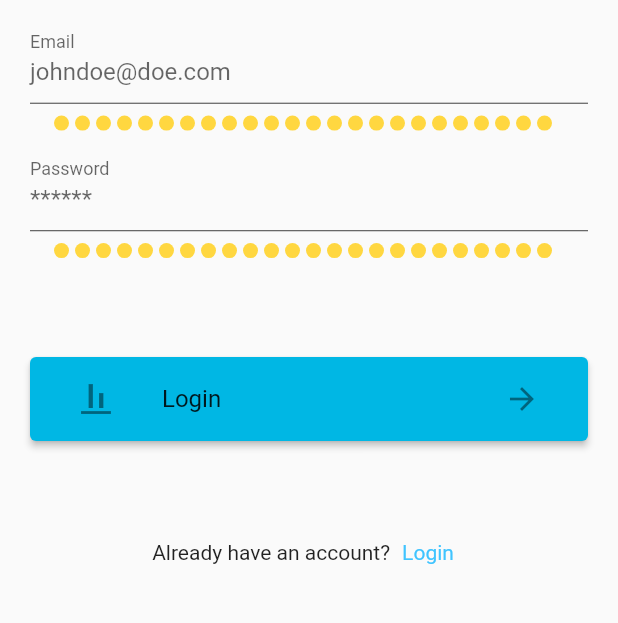
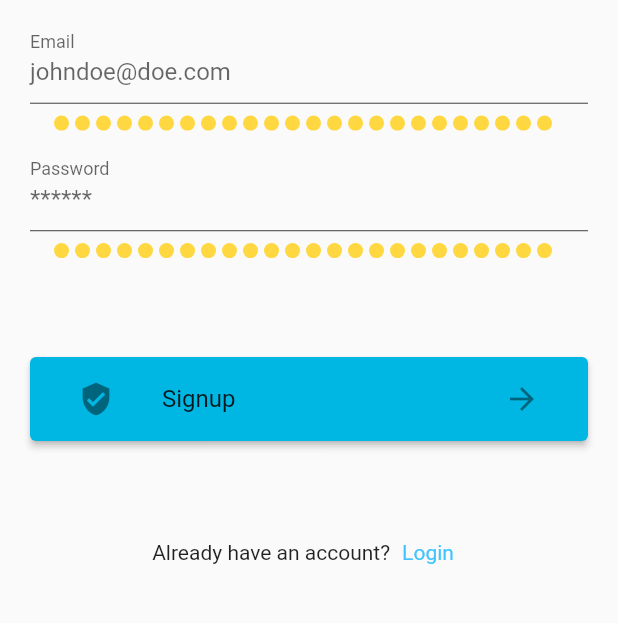
Before and after one commit to telloNii/rhema_bible_school_app, a Flutter app: the SIgnUpPage screen opened directly, on a phone screen of 412 x 824 dp, the part 320-943 px from its top. Run offline on Flutter 3.47's test engine with Material 2 defaults, Android fonts, the phone set to English and light mode, and no system bars; drawn by our look-alikes of dotted_line; our stand-ins replace firebase_auth, firebase_core; accounts and stored records are empty.

Commit message:
refactored code

```diff
--- a/lib/constants/buttons.dart
+++ b/lib/constants/buttons.dart
@@ -2,8 +2,10 @@ import 'package:flutter/material.dart';
 
 // Template for login button on login and register screen
 class AuthElevatedButton extends StatelessWidget {
-  AuthElevatedButton({Key? key, required this.onPressed}) : super(key: key);
+  AuthElevatedButton({Key? key, required this.onPressed, required this.title})
+      : super(key: key);
   late VoidCallback onPressed;
+  late String title;
   @override
   Widget build(BuildContext context) {
     return ElevatedButton(
@@ -11,10 +13,10 @@ class AuthElevatedButton extends StatelessWidget {
         backgroundColor: const Color(0xFF00B7E4),
       ),
       onPressed: onPressed,
-      child: const ListTile(
-        leading: Icon(Icons.align_vertical_bottom),
-        title: Text("Login"),
-        trailing: Icon(Icons.arrow_forward),
+      child: ListTile(
+        leading: const Icon(Icons.verified_user),
+        title: Text(title),
+        trailing: const Icon(Icons.arrow_forward),
       ),
     );
   }
--- a/lib/main.dart
+++ b/lib/main.dart
@@ -4,6 +4,7 @@ import 'package:project_rhema/screens/categories_screen.dart';
 import 'package:project_rhema/screens/foundation_school_screen.dart';
 import 'package:project_rhema/screens/login_screen.dart';
 import 'package:project_rhema/screens/onboarding_screen.dart';
+import 'package:project_rhema/screens/signup_screen.dart';
 
 Future<void> main() async {
   WidgetsFlutterBinding.ensureInitialized();
@@ -22,6 +23,7 @@ class RhemaApp extends StatelessWidget {
         LoginPage.id: (context) => const LoginPage(),
         OnboardingScreen.id: (context) => const OnboardingScreen(),
         CategoriesScreen.id: (context) => const CategoriesScreen(),
+        SIgnUpPage.id: (context) => const SIgnUpPage(),
       },
     );
   }
```
Also changed, not shown: lib/screens/categories_screen.dart (+8 -6 lines), lib/screens/login_screen.dart (+12 -4 lines).
